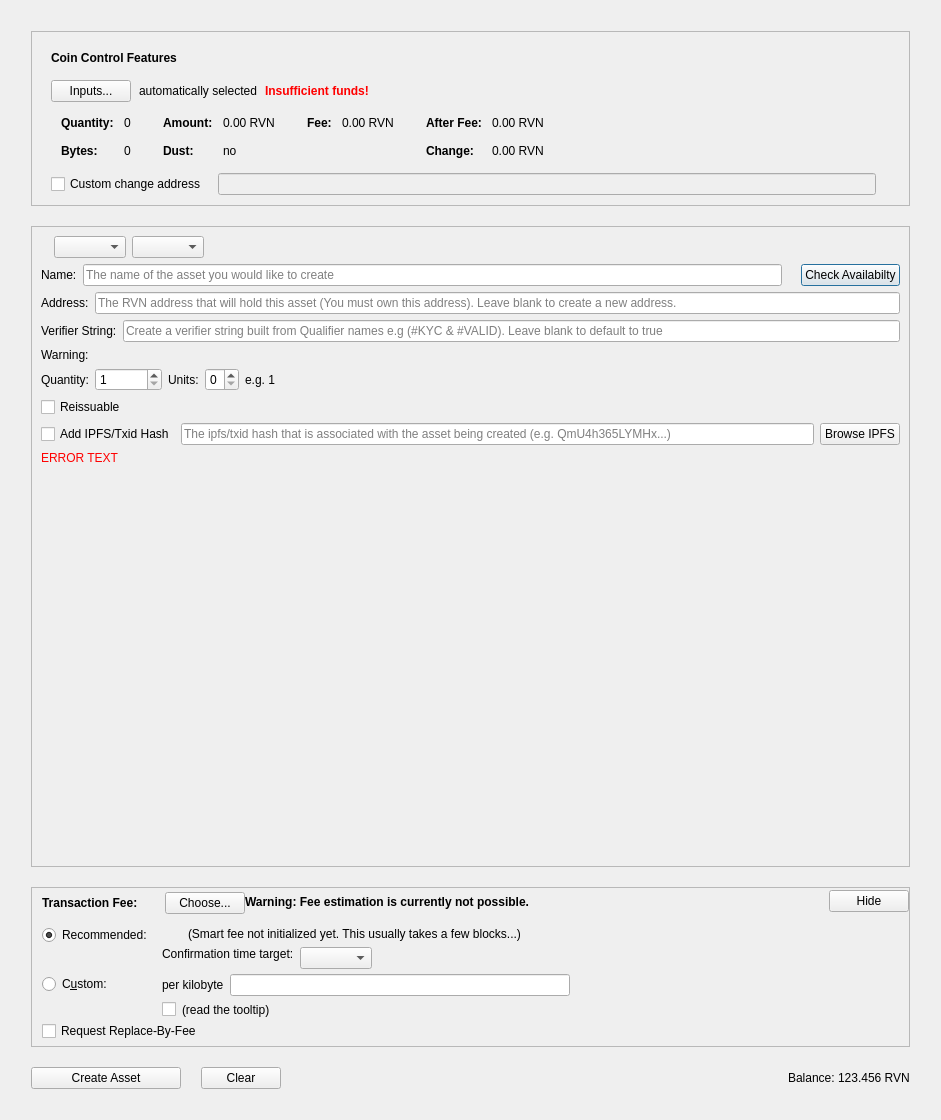
The window that src/qt/forms/createassetdialog.ui (morrigan-ai/MRG) describes before a commit, drawn with Qt 5.
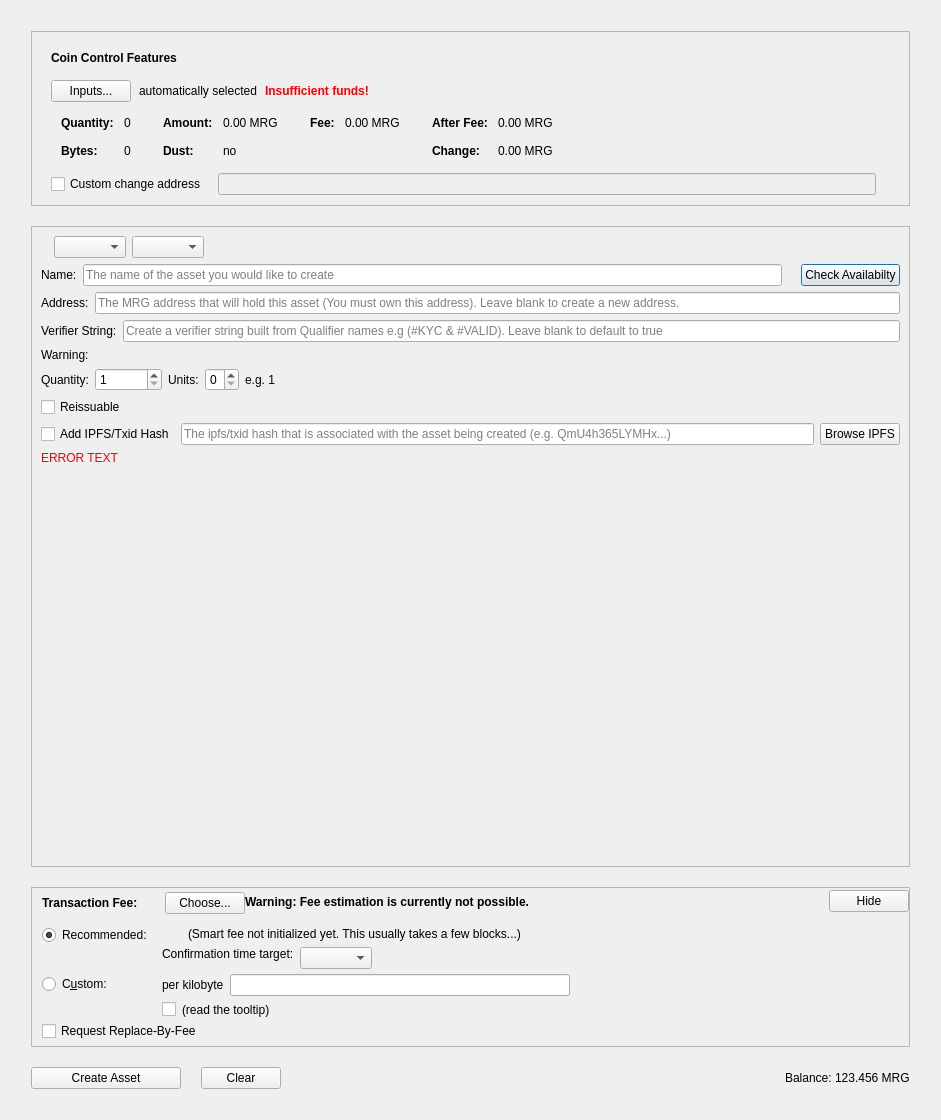
The same window after the commit. Custom widgets are drawn as their Qt base class.

```diff
--- a/src/qt/forms/createassetdialog.ui
+++ b/src/qt/forms/createassetdialog.ui
@@ -335,7 +335,7 @@
                     <enum>Qt::ActionsContextMenu</enum>
                    </property>
                    <property name="text">
-                    <string notr="true">0.00 RVN</string>
+                    <string notr="true">0.00 MRG</string>
                    </property>
                    <property name="textInteractionFlags">
                     <set>Qt::LinksAccessibleByMouse|Qt::TextSelectableByKeyboard|Qt::TextSelectableByMouse</set>
@@ -415,7 +415,7 @@
                     <enum>Qt::ActionsContextMenu</enum>
                    </property>
                    <property name="text">
-                    <string notr="true">0.00 RVN</string>
+                    <string notr="true">0.00 MRG</string>
                    </property>
                    <property name="textInteractionFlags">
                     <set>Qt::LinksAccessibleByMouse|Qt::TextSelectableByKeyboard|Qt::TextSelectableByMouse</set>
@@ -466,7 +466,7 @@
                     <enum>Qt::ActionsContextMenu</enum>
                    </property>
                    <property name="text">
-                    <string notr="true">0.00 RVN</string>
+                    <string notr="true">0.00 MRG</string>
                    </property>
                    <property name="textInteractionFlags">
                     <set>Qt::LinksAccessibleByMouse|Qt::TextSelectableByKeyboard|Qt::TextSelectableByMouse</set>
@@ -495,7 +495,7 @@
                     <enum>Qt::ActionsContextMenu</enum>
                    </property>
                    <property name="text">
-                    <string notr="true">0.00 RVN</string>
+                    <string notr="true">0.00 MRG</string>
                    </property>
                    <property name="textInteractionFlags">
                     <set>Qt::LinksAccessibleByMouse|Qt::TextSelectableByKeyboard|Qt::TextSelectableByMouse</set>
@@ -694,7 +694,7 @@
                <string/>
               </property>
               <property name="placeholderText">
-               <string>The RVN address that will hold this asset (You must own this address). Leave blank to create a new address.</string>
+               <string>The MRG address that will hold this asset (You must own this address). Leave blank to create a new address.</string>
               </property>
              </widget>
             </item>
@@ -1433,7 +1433,7 @@
             <enum>Qt::RightToLeft</enum>
            </property>
            <property name="text">
-            <string>123.456 RVN</string>
+            <string>123.456 MRG</string>
            </property>
           </widget>
          </item>
```
Left out of the diff: 10 changed lines with no effect on the pictures.
